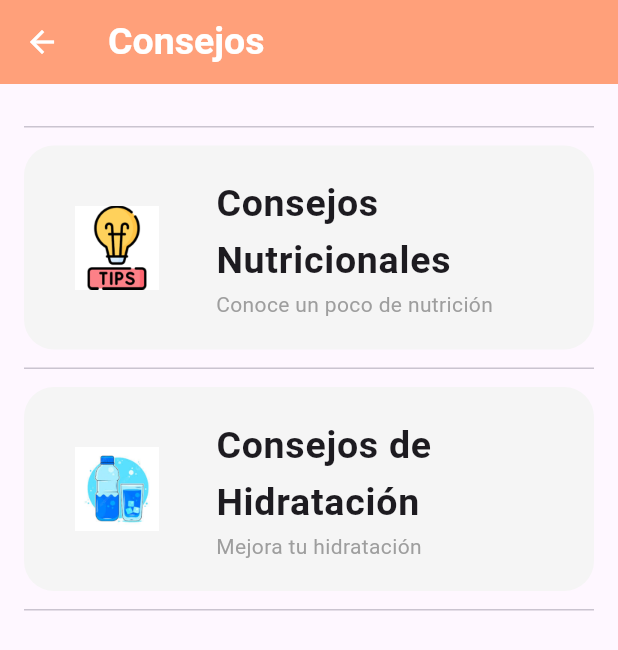
After one commit to EdgarAllan07/fit-plan, a Flutter app: the Consejos screen opened directly, on a phone screen of 412 x 824 dp. The commit adds this screen. Shown: the top 650 px of the screen. Run offline on Flutter 3.47's test engine with Material 3 defaults, Android fonts, the phone set to English and light mode, and no system bars; our stand-ins replace cloud_firestore, firebase_auth, firebase_core, flutter_signin_button, fluttertoast, google_nav_bar and 2 more; accounts and stored records are empty.

Commit message:
Vista Tips

```diff
--- /dev/null
+++ b/lib/paginas/Consejos/Consejos.dart
@@ -0,0 +1,110 @@
+import 'package:fit_plan_proyecto/paginas/Alimentacion/ConsejosHidratacion.dart';
+import 'package:fit_plan_proyecto/paginas/Alimentacion/ConsejosNutricionales.dart';
+import 'package:flutter/material.dart';
+
+class Consejos extends StatefulWidget {
+  const Consejos({super.key});
+
+  @override
+  _ConsejosState createState() => _ConsejosState();
+}
+
+class _ConsejosState extends State<Consejos> {
+
+  @override
+  Widget build(BuildContext context) {
+    return Scaffold(
+      appBar: AppBar(
+        centerTitle: false,
+        title: const Text(
+          'Consejos',
+          style: TextStyle(
+              color: Colors.white, fontWeight: FontWeight.bold, fontSize: 25),
+        ),
+        leading: IconButton(
+          icon: const Icon(Icons.arrow_back, color: Colors.white),
+          onPressed: () {
+            Navigator.pop(context);
+          },
+        ),
+        backgroundColor: const Color(0xFFFFA07A),
+      ),
+      body: Container(
+        padding: const EdgeInsets.all(16.0),
+        child: ListView(
+          children: [
+            const Divider(height: 25.0),
+            ListTile(
+              leading: Image.asset(
+                'assets/images/consejosNutricionales.png',
+                width: 100,
+                height: 100,
+              ),
+              title: const Text(
+                'Consejos Nutricionales',
+                style: TextStyle(
+                  fontSize: 25,
+                  fontWeight: FontWeight.bold,
+                ),
+              ),
+              subtitle: const Text(
+                'Conoce un poco de nutrición',
+                style: TextStyle(
+                  fontSize: 14, // Ajusta el tamaño a tu preferencia
+                  color: Colors.grey, // Puedes cambiar el color si deseas
+                ),
+              ),
+              onTap: () {
+                Navigator.push(
+                  context,
+                  MaterialPageRoute(builder: (context) =>const ConsejosNutricionales()),
+                );
+              },
+              shape: RoundedRectangleBorder(
+                borderRadius: BorderRadius.circular(20.0),
+              ),
+              tileColor: Colors.grey[100],
+              contentPadding: const EdgeInsets.all(12.0),
+            ),
+            const Divider(height: 25.0),
+            ListTile(
+              leading: Image.asset(
+                'assets/images/consejosHidratacion.jpg',
+                width: 100,
+                height: 100,
+              ),
+              title: const Text(
+                'Consejos de Hidratación',
+                style: TextStyle(
+                  fontSize: 25,
+                  fontWeight: FontWeight.bold,
+                ),
+              ),
+              subtitle: const Text(
+                'Mejora tu hidratación',
+                style: TextStyle(
+                  fontSize: 14, // Ajusta el tamaño a tu preferencia
+                  color: Colors.grey, // Puedes cambiar el color si deseas
+                ),
+              ),
+              onTap: () {
+                Navigator.push(
+                  context,
+                  MaterialPageRoute(
+                      builder: (context) => const ConsejosHidratacion()),
+                );
+              },
+              shape: RoundedRectangleBorder(
+                borderRadius: BorderRadius.circular(20.0),
+              ),
+              tileColor: Colors.grey[100],
+              contentPadding: const EdgeInsets.all(12.0),
+            ),
+            const Divider(height: 25.0),
+          ],
+        ),
+      ),
+    );
+  }
+
+}
--- a/lib/paginas/menu.dart
+++ b/lib/paginas/menu.dart
@@ -1,4 +1,5 @@
 import 'package:fit_plan_proyecto/paginas/Alimentacion/Alimentacion.dart';
+import 'package:fit_plan_proyecto/paginas/Consejos/Consejos.dart';
 import 'package:fit_plan_proyecto/paginas/Notas/ListaNotasScreen.dart';
 import 'package:fit_plan_proyecto/paginas/registro.dart';
 import 'package:fit_plan_proyecto/paginas/Cronometro/Cronometro.dart';
@@ -56,9 +57,9 @@ class Menu extends StatelessWidget {
       {
         'icon': Icons.lightbulb_outline,
         'label': 'Tips',
-        'page': null
+        'page': const Consejos()
       }, // Añadir la página correspondiente
-      {'icon': Icons.scale, 'label': 'Peso', 'page': ResultadoPeso()},
+      {'icon': Icons.scale, 'label': 'Peso', 'page': const ResultadoPeso()},
       {
         'icon': Icons.description_outlined,
         'label': 'Plan de entrenamiento...',
```
